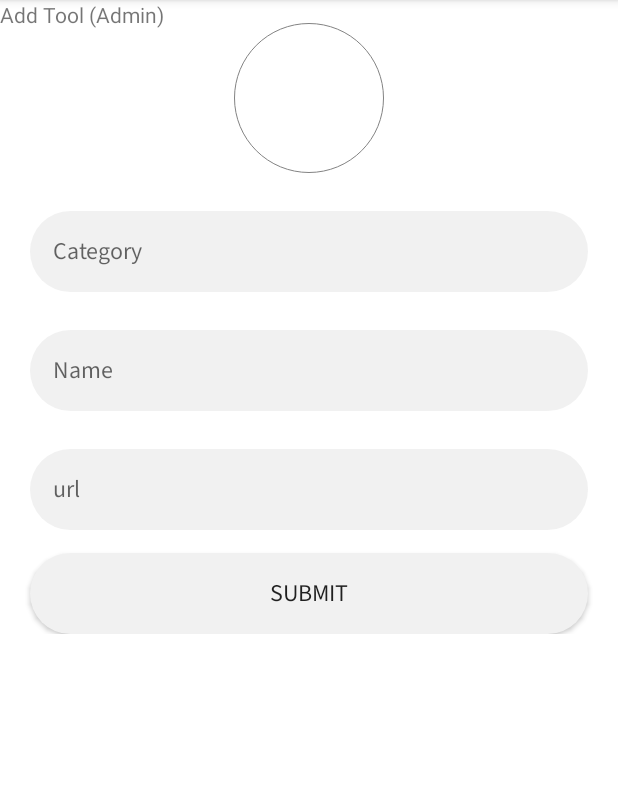
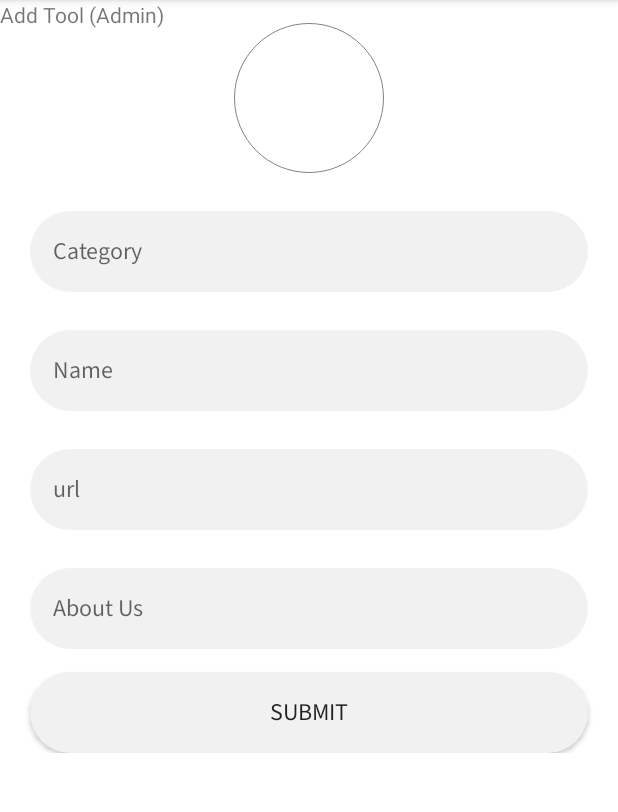
Before and after one commit to Shipr-Hub/Shipr-ToolBox-Android, an Android app: the AddToolAdmin screen opened directly, with no data from a screen before it, on a phone screen of 412 x 824 dp, the part 84-896 px from its top. Run offline under Robolectric (Android 15) with nearby library versions, the phone set to English and light mode, and no system bars; our stand-ins replace Firebase (no records; nobody signed in at launch, a user with empty details on screens opened directly).

Commit message:
Added about to Tool

```diff
--- a/app/src/main/java/tech/shipr/toolboxdev/view/AddToolAdmin.java
+++ b/app/src/main/java/tech/shipr/toolboxdev/view/AddToolAdmin.java
@@ -19,10 +19,12 @@ public class AddToolAdmin extends AppCompatActivity {
     EditText catEditText;
     EditText nameEditText;
     EditText urlEditText;
+    EditText aboutEditText;
 
     String cat;
     String name;
     String url;
+    String about;
 
     FirebaseFirestore db;
 
@@ -53,12 +55,14 @@ public class AddToolAdmin extends AppCompatActivity {
         cat = catEditText.getText().toString();
         name = nameEditText.getText().toString();
         url = urlEditText.getText().toString();
+        about = aboutEditText.getText().toString();
     }
 
     private Tool createTool() {
         Tool tool = new Tool();
         tool.setName(name);
         tool.setUrl(url);
+        tool.setAbout(about);
         return tool;
     }
 
--- a/app/src/main/res/layout/activity_add_tool.xml
+++ b/app/src/main/res/layout/activity_add_tool.xml
@@ -10,6 +10,7 @@
         android:layout_width="wrap_content"
         android:layout_height="wrap_content"
         android:text="Add Tool (Personal)" />
+
     <ScrollView
         android:layout_width="match_parent"
         android:layout_height="match_parent">
@@ -53,11 +54,10 @@
                 android:background="@drawable/input_message_border"
                 android:ems="10"
                 android:fontFamily="@font/source_sans_pro"
-                android:hint="url"
+                android:hint="URL"
                 android:inputType="textUri"
                 android:padding="15dp"
                 android:textSize="16sp" />
-
 
             <Button
                 android:id="@+id/submitButton"
--- a/app/src/main/res/layout/activity_add_tool_admin.xml
+++ b/app/src/main/res/layout/activity_add_tool_admin.xml
@@ -10,6 +10,7 @@
         android:layout_width="wrap_content"
         android:layout_height="wrap_content"
         android:text="Add Tool (Admin)" />
+
     <ScrollView
         android:layout_width="match_parent"
         android:layout_height="match_parent">
@@ -73,6 +74,20 @@
                 android:padding="15dp"
                 android:textSize="16sp" />
 
+            <EditText
+                android:id="@+id/aboutEditText"
+                android:layout_width="match_parent"
+                android:layout_height="wrap_content"
+                android:layout_marginLeft="20dp"
+                android:layout_marginTop="25dp"
+                android:layout_marginRight="20dp"
+                android:background="@drawable/input_message_border"
+                android:ems="10"
+                android:fontFamily="@font/source_sans_pro"
+                android:hint="About Us"
+                android:inputType="text"
+                android:padding="15dp"
+                android:textSize="16sp" />
 
             <Button
                 android:id="@+id/submitButton"
--- a/app/src/main/res/layout/activity_tool_view.xml
+++ b/app/src/main/res/layout/activity_tool_view.xml
@@ -17,7 +17,7 @@
         android:layout_height="wrap_content" />
 
     <TextView
-        android:id="@+id/toolTextTextView"
+        android:id="@+id/toolAboutTextView"
         android:layout_width="match_parent"
         android:layout_height="wrap_content" />
 
```
Also changed, not shown: app/src/main/java/tech/shipr/toolboxdev/model/Tool.java (+13 -3 lines), app/src/main/java/tech/shipr/toolboxdev/view/AddTool.java (+7 -0 lines), app/src/main/java/tech/shipr/toolboxdev/view/ToolViewActivity.java (+5 -4 lines).
